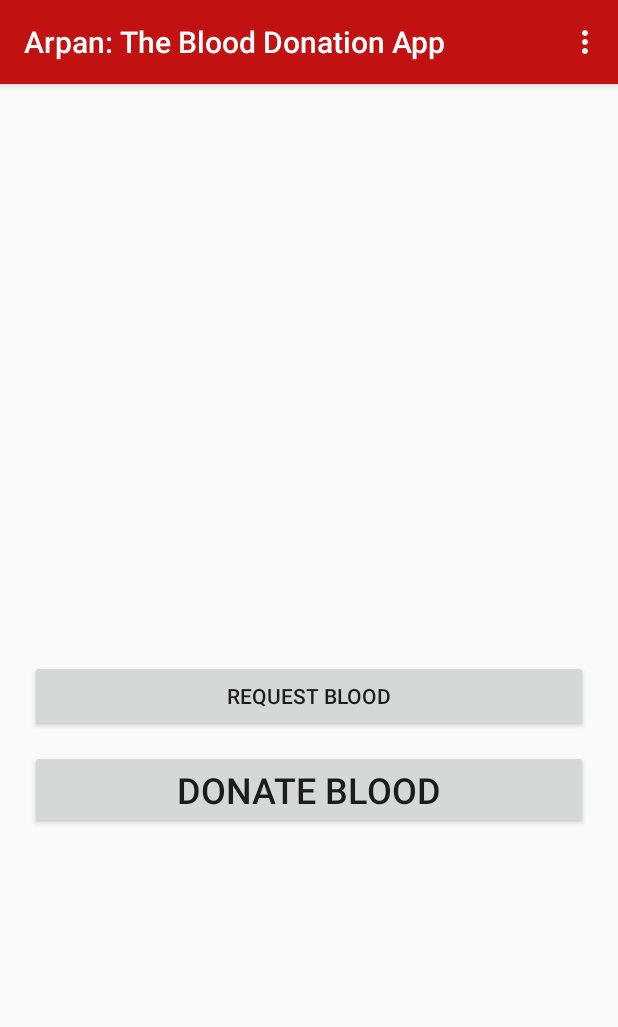
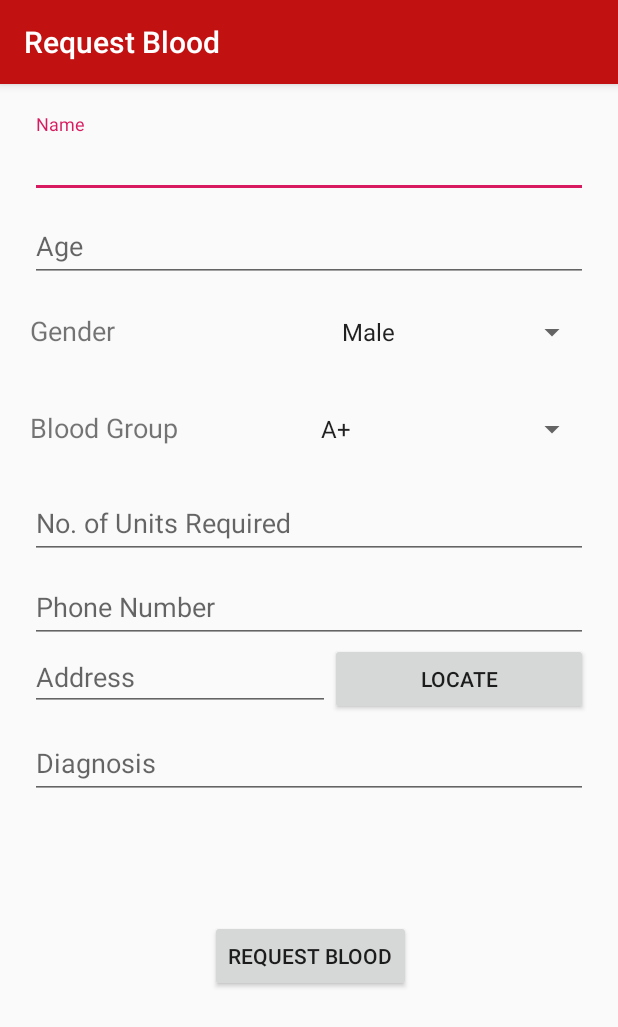
Before and after one commit to xcalibur25/android-project, an Android app: the screen it shows after launch (MainActivity before the commit, RequestBlood after it), after a tap on "REQUEST BLOOD", on a phone screen of 412 x 824 dp. Shown: the top 1027 px of the screen. Run offline under Robolectric (Android 15) with nearby library versions, the phone set to English and light mode, and no system bars.

Commit message:
11/02/2019

```diff
--- a/ArpanTheBloodDonationApp/app/build.gradle
+++ b/ArpanTheBloodDonationApp/app/build.gradle
@@ -1,4 +1,5 @@
 apply plugin: 'com.android.application'
+apply plugin: 'com.google.gms.google-services'
 
 android {
     compileSdkVersion 28
@@ -23,6 +24,7 @@ dependencies {
     implementation 'androidx.appcompat:appcompat:1.0.0-beta01'
     implementation 'androidx.constraintlayout:constraintlayout:1.1.2'
     implementation 'com.google.android.material:material:1.0.0-beta01'
+    implementation 'com.google.firebase:firebase-database:16.0.1'
     testImplementation 'junit:junit:4.12'
     androidTestImplementation 'androidx.test:runner:1.1.0-alpha4'
     androidTestImplementation 'androidx.test.espresso:espresso-core:3.1.0-alpha4'
--- a/ArpanTheBloodDonationApp/app/src/main/java/com/arpantheblooddonationapp/MainActivity.java
+++ b/ArpanTheBloodDonationApp/app/src/main/java/com/arpantheblooddonationapp/MainActivity.java
@@ -24,6 +24,8 @@ public class MainActivity extends AppCompatActivity {
 
     public void requestBlood(View view){
         Button requestBlood = (Button)findViewById(R.id.requestBlood);
+        Intent requestIntent = new Intent(MainActivity.this, RequestBlood.class);
+        startActivity(requestIntent);
     }
     @Override
     protected void onCreate(Bundle savedInstanceState) {
--- /dev/null
+++ b/ArpanTheBloodDonationApp/app/src/main/java/com/arpantheblooddonationapp/RequestBlood.java
@@ -0,0 +1,251 @@
+package com.arpantheblooddonationapp;
+
+import androidx.annotation.NonNull;
+import androidx.appcompat.app.AppCompatActivity;
+import androidx.core.app.ActivityCompat;
+import androidx.core.content.ContextCompat;
+
+import android.Manifest;
+import android.content.Context;
+import android.content.pm.PackageManager;
+import android.location.Address;
+import android.location.Geocoder;
+import android.location.Location;
+import android.location.LocationListener;
+import android.location.LocationManager;
+import android.os.Build;
+import android.os.Bundle;
+import android.util.Log;
+import android.view.View;
+import android.widget.AdapterView;
+import android.widget.ArrayAdapter;
+import android.widget.Spinner;
+import android.widget.TextView;
+
+import java.io.IOException;
+import java.util.ArrayList;
+import java.util.List;
+import java.util.Locale;
+
+public class RequestBlood extends AppCompatActivity implements AdapterView.OnItemSelectedListener {
+
+    LocationManager locationManager;
+
+    LocationListener locationListener;
+
+    public void locate(View view){
+        locationManager = (LocationManager) RequestBlood.this.getSystemService(Context.LOCATION_SERVICE);
+
+        locationListener = new LocationListener() {
+            @Override
+            public void onLocationChanged(Location location) {
+
+                updateLocationInfo(location);
+
+            }
+
+            @Override
+            public void onStatusChanged(String s, int i, Bundle bundle) {
+
+            }
+
+            @Override
+            public void onProviderEnabled(String s) {
+
+            }
+
+            @Override
+            public void onProviderDisabled(String s) {
+
+            }
+        };
+
+        /*if (Build.VERSION.SDK_INT < 23) {
+
+            startListening();
+
+        } else {*/
+
+            if (ContextCompat.checkSelfPermission(RequestBlood.this, Manifest.permission.ACCESS_FINE_LOCATION) != PackageManager.PERMISSION_GRANTED) {
+
+                ActivityCompat.requestPermissions(RequestBlood.this, new String[]{Manifest.permission.ACCESS_FINE_LOCATION}, 1);
+
+            } else {
+
+                locationManager.requestLocationUpdates(LocationManager.GPS_PROVIDER, 1000, 10, locationListener);
+
+                Location location = locationManager.getLastKnownLocation(LocationManager.GPS_PROVIDER);
+
+                if (location != null) {
+
+                    updateLocationInfo(location);
+
+                }
+
+            }
+
+        }
+
+
+
+   // }
+
+
+
+
+    public void startListening() {
+
+        if (ContextCompat.checkSelfPermission(this, Manifest.permission.ACCESS_FINE_LOCATION) == PackageManager.PERMISSION_GRANTED) {
+
+            locationManager = (LocationManager) this.getSystemService(Context.LOCATION_SERVICE);
+
+        }
+
+    }
+
+    public void updateLocationInfo(Location location) {
+
+        Log.i("LocationInfo", location.toString());
+
+
+
+        Geocoder geocoder = new Geocoder(getApplicationContext(), Locale.getDefault());
+
+        try {
+
+            String address = "Could not find address";
+
+            List<Address> listAddresses = geocoder.getFromLocation(location.getLatitude(), location.getLongitude(), 1);
+
+            if (listAddresses != null && listAddresses.size() > 0 ) {
+
+                Log.i("PlaceInfo", listAddresses.get(0).toString());
+
+                address = "Address: \n";
+
+                if (listAddresses.get(0).getSubThoroughfare() != null) {
+
+                    address += listAddresses.get(0).getSubThoroughfare() + " ";
+
+                }
+
+                if (listAddresses.get(0).getThoroughfare() != null) {
+
+                    address += listAddresses.get(0).getThoroughfare() + "\n";
+
+                }
+
+                if (listAddresses.get(0).getLocality() != null) {
+
+                    address += listAddresses.get(0).getLocality() + "\n";
+
+                }
+
+                if (listAddresses.get(0).getPostalCode() != null) {
+
+                    address += listAddresses.get(0).getPostalCode() + "\n";
+
+                }
+
+                if (listAddresses.get(0).getCountryName() != null) {
+
+                    address += listAddresses.get(0).getCountryName() + "\n";
+
+                }
+
+            }
+
+            TextView addressTextView = (TextView) findViewById(R.id.addressTextView);
+
+            addressTextView.setText(address);
+
+
+        } catch (IOException e) {
+
+            e.printStackTrace();
+
+        }
+
+    }
+
+    @Override
+    public void onRequestPermissionsResult(int requestCode, @NonNull String[] permissions,
+                                           @NonNull int[] grantResults) {
+        super.onRequestPermissionsResult(requestCode, permissions, grantResults);
+
+        if (grantResults.length > 0 && grantResults[0] == PackageManager.PERMISSION_GRANTED) {
+
+            startListening();
+
+        }
+
+        /*if (requestCode == REQUEST_READ_CONTACTS) {
+            if (grantResults.length == 1 && grantResults[0] == PackageManager.PERMISSION_GRANTED) {
+                populateAutoComplete();
+            }
+        }*/
+    }
+
+
+    @Override
+    protected void onCreate(Bundle savedInstanceState) {
+        super.onCreate(savedInstanceState);
+        setContentView(R.layout.activity_request_blood);
+
+        // Spinner element
+        Spinner genderSpinner = (Spinner) findViewById(R.id.genderSpinner);
+
+        // Spinner click listener
+        genderSpinner.setOnItemSelectedListener( this);
+
+        // Spinner Drop down elements
+        List<String> gender = new ArrayList<String>();
+        gender.add("Male");
+        gender.add("Female");
+
+        // Creating adapter for spinner
+        ArrayAdapter<String> genderDataAdapter = new ArrayAdapter<String>(this, android.R.layout.simple_spinner_item, gender);
+
+        // Drop down layout style - list view with radio button
+        genderDataAdapter.setDropDownViewResource(android.R.layout.simple_spinner_dropdown_item);
+
+        // attaching data adapter to spinner
+        genderSpinner.setAdapter(genderDataAdapter);
+
+        // Spinner element
+        Spinner bloodGroupSpinner = (Spinner) findViewById(R.id.bloodGroupSpinner);
+
+        // Spinner click listener
+        bloodGroupSpinner.setOnItemSelectedListener( this);
+
+        // Spinner Drop down elements
+        List<String> bloodGroup = new ArrayList<String>();
+        bloodGroup.add("A+");
+        bloodGroup.add("A-");
+        bloodGroup.add("B+");
+        bloodGroup.add("B-");
+        bloodGroup.add("AB+");
+        bloodGroup.add("AB-");
+        bloodGroup.add("O+");
+        bloodGroup.add("O-");
+
+        // Creating adapter for spinner
+        ArrayAdapter<String> bloodDonorDataAdapter = new ArrayAdapter<String>(this, android.R.layout.simple_spinner_item, bloodGroup);
+
+        // Drop down layout style - list view with radio button
+        bloodDonorDataAdapter.setDropDownViewResource(android.R.layout.simple_spinner_dropdown_item);
+
+        // attaching data adapter to spinner
+        bloodGroupSpinner.setAdapter(bloodDonorDataAdapter);
+    }
+
+    @Override
+    public void onItemSelected(AdapterView<?> adapterView, View view, int i, long l) {
+
+    }
+
+    @Override
+    public void onNothingSelected(AdapterView<?> adapterView) {
+
+    }
+}
--- a/ArpanTheBloodDonationApp/app/src/main/res/layout/activity_main.xml
+++ b/ArpanTheBloodDonationApp/app/src/main/res/layout/activity_main.xml
@@ -33,8 +33,8 @@
         android:layout_marginBottom="20dp"
         android:onClick="requestBlood"
         android:text="Request Blood"
-        tools:layout_width="match_parent"
-        tools:textSize="24sp" />
+        android:textSize="24sp"
+        tools:layout_width="match_parent" />
 
     <Button
         android:id="@+id/donateBlood"
--- /dev/null
+++ b/ArpanTheBloodDonationApp/app/src/main/res/layout/activity_request_blood.xml
@@ -0,0 +1,174 @@
+<?xml version="1.0" encoding="utf-8"?>
+<RelativeLayout xmlns:android="http://schemas.android.com/apk/res/android"
+    xmlns:app="http://schemas.android.com/apk/res-auto"
+    xmlns:tools="http://schemas.android.com/tools"
+    android:layout_width="match_parent"
+    android:layout_height="match_parent"
+    tools:context=".RequestBlood">
+
+    <ScrollView
+        android:layout_width="match_parent"
+        android:layout_height="match_parent"
+        android:layout_margin="10dp">
+
+        <LinearLayout
+            android:layout_width="match_parent"
+            android:layout_height="match_parent"
+            android:layout_margin="10dp"
+            android:orientation="vertical">
+
+            <com.google.android.material.textfield.TextInputLayout
+                android:layout_width="match_parent"
+                android:layout_height="match_parent">
+
+                <EditText
+                    android:id="@+id/nameEditText"
+                    android:layout_width="match_parent"
+                    android:layout_height="wrap_content"
+                    android:layout_weight="1"
+                    android:ems="10"
+                    android:hint="Name"
+                    android:inputType="textPersonName" />
+
+            </com.google.android.material.textfield.TextInputLayout>
+
+            <com.google.android.material.textfield.TextInputLayout
+                android:layout_width="match_parent"
+                android:layout_height="match_parent">
+
+                <EditText
+                    android:id="@+id/ageEditText"
+                    android:layout_width="match_parent"
+                    android:layout_height="wrap_content"
+                    android:layout_weight="1"
+                    android:ems="10"
+                    android:hint="Age"
+                    android:inputType="numberSigned" />
+            </com.google.android.material.textfield.TextInputLayout>
+
+            <LinearLayout
+                android:layout_width="match_parent"
+                android:layout_height="match_parent"
+                android:layout_marginTop="10dp"
+                android:layout_marginBottom="10dp">
+
+                <TextView
+                    android:id="@+id/gender"
+                    android:layout_width="200dp"
+                    android:layout_height="wrap_content"
+                    android:layout_marginTop="10dp"
+                    android:layout_marginBottom="10dp"
+                    android:hint="Gender"
+                    android:text="Gender"
+                    android:textSize="18sp" />
+
+                <Spinner
+                    android:id="@+id/genderSpinner"
+                    android:layout_width="match_parent"
+                    android:layout_height="wrap_content"
+                    android:layout_marginTop="10dp"
+                    android:layout_marginBottom="10dp" />
+
+            </LinearLayout>
+
+            <LinearLayout
+                android:layout_width="match_parent"
+                android:layout_height="match_parent"
+                android:layout_marginTop="10dp"
+                android:layout_marginBottom="10dp"
+                android:paddingTop="10dp"
+                android:paddingBottom="10dp">
+
+                <TextView
+                    android:id="@+id/bloodGroup"
+                    android:layout_width="match_parent"
+                    android:layout_height="match_parent"
+                    android:layout_weight="1"
+                    android:text="Blood Group"
+                    android:textSize="18sp" />
+
+                <Spinner
+                    android:id="@+id/bloodGroupSpinner"
+                    android:layout_width="match_parent"
+                    android:layout_height="wrap_content"
+                    android:layout_weight="1" />
+            </LinearLayout>
+
+            <com.google.android.material.textfield.TextInputLayout
+                android:layout_width="match_parent"
+                android:layout_height="match_parent">
+
+                <EditText
+                    android:id="@+id/unitsEditText"
+                    android:layout_width="match_parent"
+                    android:layout_height="wrap_content"
+                    android:layout_weight="1"
+                    android:ems="10"
+                    android:hint="No. of Units Required"
+                    android:inputType="numberSigned" />
+            </com.google.android.material.textfield.TextInputLayout>
+
+            <com.google.android.material.textfield.TextInputLayout
+                android:layout_width="match_parent"
+                android:layout_height="match_parent">
+
+                <EditText
+                    android:id="@+id/contact"
+                    android:layout_width="match_parent"
+                    android:layout_height="wrap_content"
+                    android:layout_weight="1"
+                    android:ems="10"
+                    android:hint="Phone Number"
+                    android:inputType="phone" />
+            </com.google.android.material.textfield.TextInputLayout>
+
+            <LinearLayout
+                android:layout_width="match_parent"
+                android:layout_height="match_parent">
+
+                <MultiAutoCompleteTextView
+                    android:id="@+id/addressTextView"
+                    android:layout_width="200dp"
+                    android:layout_height="wrap_content"
+                    android:hint="Address" />
+
+                <Button
+                    android:id="@+id/locate"
+                    android:layout_width="match_parent"
+                    android:layout_height="wrap_content"
+                    android:layout_weight="1"
+                    android:onClick="locate"
+                    android:text="Locate" />
+            </LinearLayout>
+
+            <com.google.android.material.textfield.TextInputLayout
+                android:layout_width="match_parent"
+                android:layout_height="match_parent">
+
+                <EditText
+                    android:id="@+id/diagnosisEditText"
+                    android:layout_width="match_parent"
+                    android:layout_height="wrap_content"
+                    android:layout_weight="1"
+                    android:ems="10"
+                    android:hint="Diagnosis"
+                    android:inputType="textPersonName" />
+            </com.google.android.material.textfield.TextInputLayout>
+        </LinearLayout>
+    </ScrollView>
+
+    <Button
+        android:id="@+id/requestBloodButton"
+        android:layout_width="wrap_content"
+        android:layout_height="wrap_content"
+        android:layout_alignParentStart="true"
+        android:layout_alignParentLeft="true"
+        android:layout_alignParentTop="true"
+        android:layout_centerHorizontal="true"
+        android:layout_marginStart="140dp"
+        android:layout_marginLeft="140dp"
+        android:layout_marginTop="557dp"
+        android:text="Request Blood" />
+
+
+</RelativeLayout>
--- a/ArpanTheBloodDonationApp/build.gradle
+++ b/ArpanTheBloodDonationApp/build.gradle
@@ -7,7 +7,8 @@ buildscript {
 
     }
     dependencies {
-        classpath 'com.android.tools.build:gradle:3.3.0'
+        classpath 'com.android.tools.build:gradle:3.3.1'
+        classpath 'com.google.gms:google-services:4.1.0'
 
         // NOTE: Do not place your application dependencies here; they belong
         // in the individual module build.gradle files
```
Also changed, not shown: ArpanTheBloodDonationApp/app/src/main/AndroidManifest.xml (+8 -5 lines), ArpanTheBloodDonationApp/app/src/main/java/com/arpantheblooddonationapp/DonorSignUp.java (+165 -2 lines), ArpanTheBloodDonationApp/app/src/main/res/layout/activity_donor_sign_up.xml (+55 -12 lines), 3 other files.
